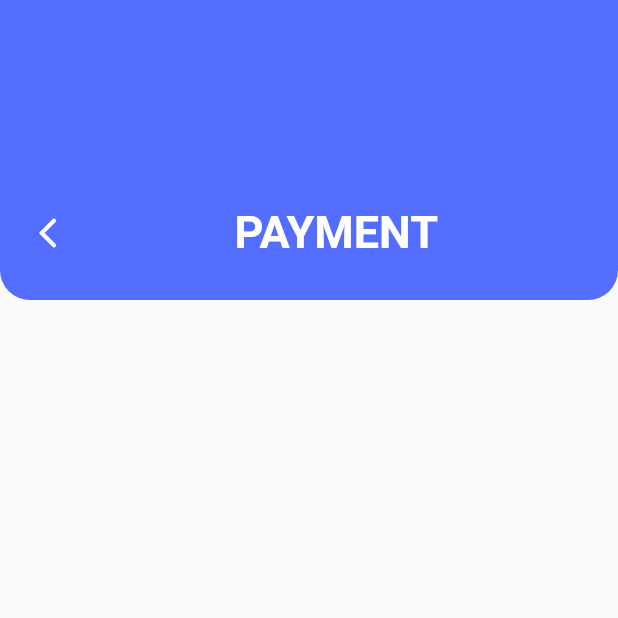
After one commit to markgg33/cdp-ewallet, a Flutter app: the screen it shows after launch, after a tap on the "payment" icon, on a phone screen of 412 x 824 dp, the top half of it. The commit adds this screen. Run offline on Flutter 3.47's test engine with Material 2 defaults, Android fonts, the phone set to English and light mode, and no system bars; our stand-ins replace curved_navigation_bar.

Commit message:
Added Payment page

```diff
--- a/lib/pages/home_page.dart
+++ b/lib/pages/home_page.dart
@@ -3,6 +3,7 @@
 import 'package:curved_navigation_bar/curved_navigation_bar.dart';
 import 'package:flutter/material.dart';
 import 'package:wallet_test/pages/send_page.dart';
+import 'package:wallet_test/pages/pay_page.dart';
 
 class HomePage extends StatefulWidget {
   const HomePage({super.key});
@@ -164,7 +165,15 @@ class _HomePageState extends State<HomePage> {
                           ),
                         ),
                       ),
-                      Container(
+                      GestureDetector(
+                            onTap: () {
+                            Navigator.of(context).push(
+                              MaterialPageRoute(builder: (BuildContext context){
+                                return PayPage();
+                              },),
+                            );
+                          },
+                          child: Container(
                           height: 70,
                           width: 70,
                           decoration: BoxDecoration(
@@ -175,6 +184,7 @@ class _HomePageState extends State<HomePage> {
                             Icons.payment_rounded,
                             size: 50,
                             color: Colors.white,
+                          ),
                         ),
                       ),
                       Container(
--- /dev/null
+++ b/lib/pages/pay_page.dart
@@ -0,0 +1,65 @@
+// ignore_for_file: prefer_const_constructors
+
+import 'package:flutter/material.dart';
+
+class PayPage extends StatefulWidget {
+  const PayPage({super.key});
+
+  @override
+  State<PayPage> createState() => _PayPageState();
+}
+
+class _PayPageState extends State<PayPage> {
+  @override
+  Widget build(BuildContext context) {
+    return Scaffold(
+      body: Column(
+        children: [
+          Container(
+            height: 200,
+            decoration: BoxDecoration(
+              color: Colors.indigoAccent[200],
+              borderRadius: BorderRadius.only(
+                bottomLeft: Radius.circular(20),
+                bottomRight: Radius.circular(20),
+              ),
+            ),
+            child: Padding(
+              padding: EdgeInsets.symmetric(
+                horizontal: 20,
+              ),
+              child: Padding(
+                padding: EdgeInsets.only(top: 110),
+                child: Row(
+                  mainAxisAlignment: MainAxisAlignment.spaceBetween,
+                  children: [
+                    GestureDetector(
+                      onTap: () {
+                        Navigator.pop(context);
+                      },
+                      child: Icon(
+                        Icons.arrow_back_ios_new_rounded,
+                        color: Colors.white,
+                      ),
+                    ),
+                    Padding(
+                      padding: const EdgeInsets.fromLTRB(0,0,100,0),
+                      child: Text(
+                        'PAYMENT',
+                        style: TextStyle(
+                          fontWeight: FontWeight.bold,
+                          color: Colors.white,
+                          fontSize: 30,
+                        ),
+                      ),
+                    ),
+                  ],
+                ),
+              ),
+            ),
+          ),
+        ],
+      ),
+    );
+  }
+}
```
Lines whose indentation alone changed are shown as unchanged.
